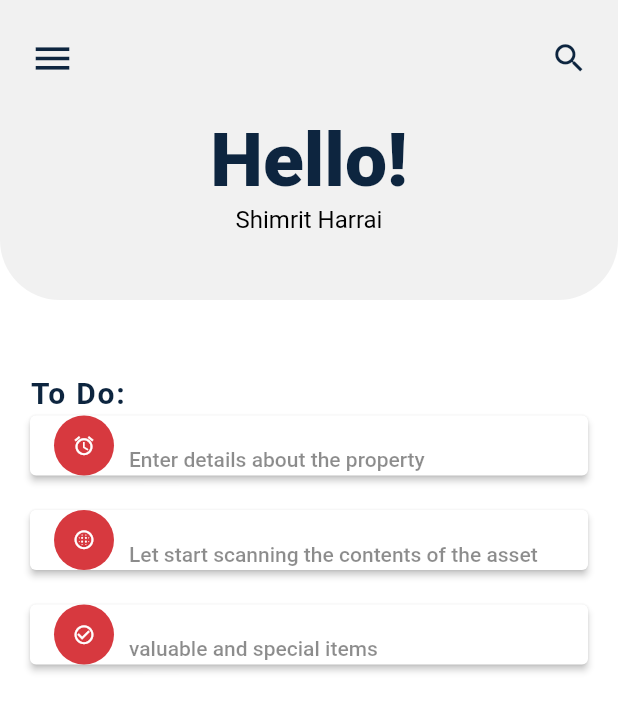
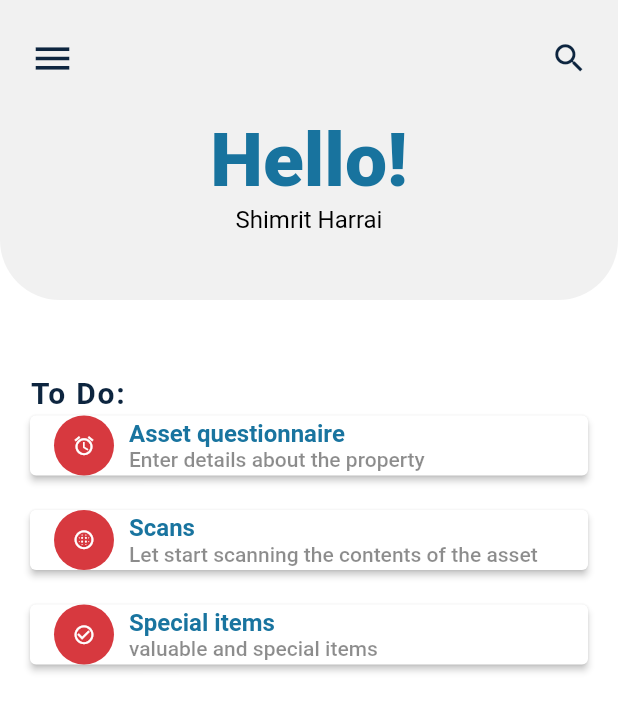
Before and after one commit to omerabargel8/evalumate, a Flutter app: the HomePage screen opened directly, on a phone screen of 412 x 824 dp. Shown: the top 711 px of the screen. Run offline on Flutter 3.47's test engine with Material 2 defaults, Android fonts, the phone set to English and light mode, and no system bars; our stand-ins replace flutter_spinbox, google_fonts, im_stepper, percent_indicator.

Commit message:
fix home

```diff
--- a/lib/screens/home.dart
+++ b/lib/screens/home.dart
@@ -69,7 +69,7 @@ class HomePage extends StatelessWidget {
                                   textAlign: TextAlign.start,
                                   style: TextStyle(
                                     fontSize: 50.0,
-                                    color: LightColors.kDarkBlue,
+                                    color: Color.fromRGBO(0, 101, 149, 0.9),
                                     fontWeight: FontWeight.w800,
                                   ),
                                 ),
@@ -131,7 +131,9 @@ class HomePage extends StatelessWidget {
                                 subtitle: 'Enter details about the property',
                               ),
                               style: ElevatedButton.styleFrom(
+                                onPrimary: Color.fromRGBO(0, 101, 149, 0.9),
                                 primary: Colors.white,
+                                textStyle: TextStyle(color: Colors.black),
                               )),
                           const SizedBox(
                             height: 15.0,
@@ -153,7 +155,11 @@ class HomePage extends StatelessWidget {
                                   'Let start scanning the contents of the asset',
                             ),
                             style: ElevatedButton.styleFrom(
-                                  primary: Colors.white)),
+                              onPrimary: Color.fromRGBO(0, 101, 149, 0.9),
+                              primary: Colors.white,
+                              textStyle: TextStyle(color: Colors.black),
+                            ),
+                          ),
                           SizedBox(height: 15.0),
                           ElevatedButton(
                               onPressed: () {
@@ -171,7 +177,10 @@ class HomePage extends StatelessWidget {
                                 subtitle: 'valuable and special items',
                               ),
                               style: ElevatedButton.styleFrom(
-                                  primary: Colors.white)),
+                                onPrimary: Color.fromRGBO(0, 101, 149, 0.9),
+                                primary: Colors.white,
+                                textStyle: TextStyle(color: Colors.black),
+                              )),
                         ],
                       ),
                     ),
```
Lines whose indentation alone changed are shown as unchanged.
